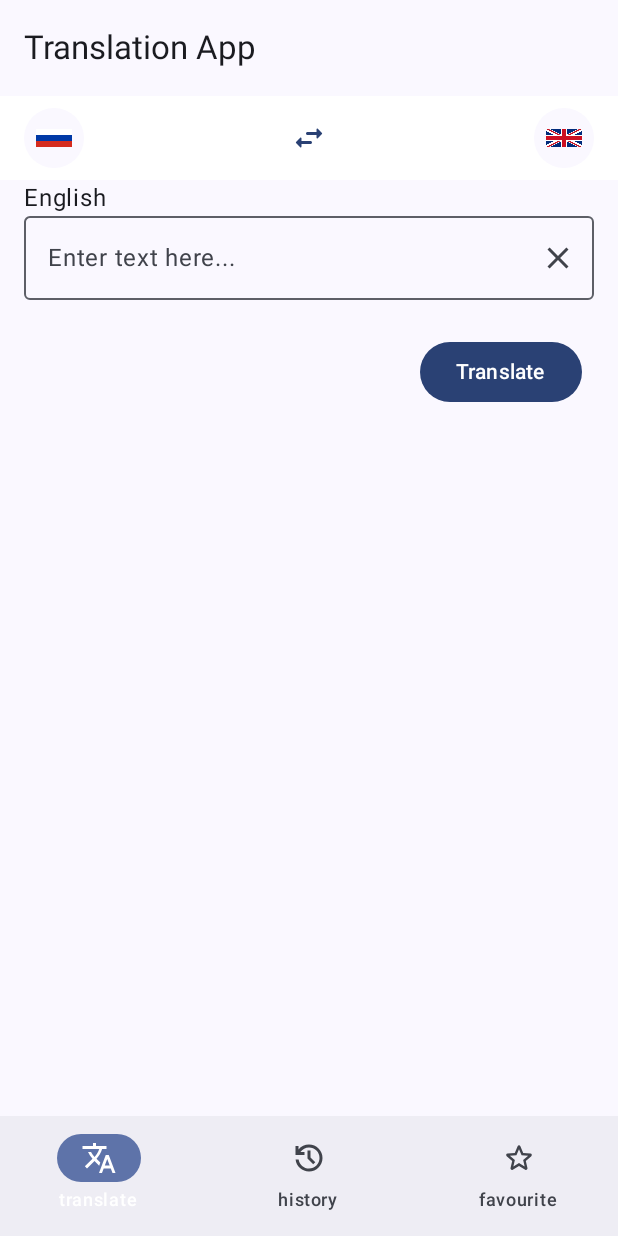
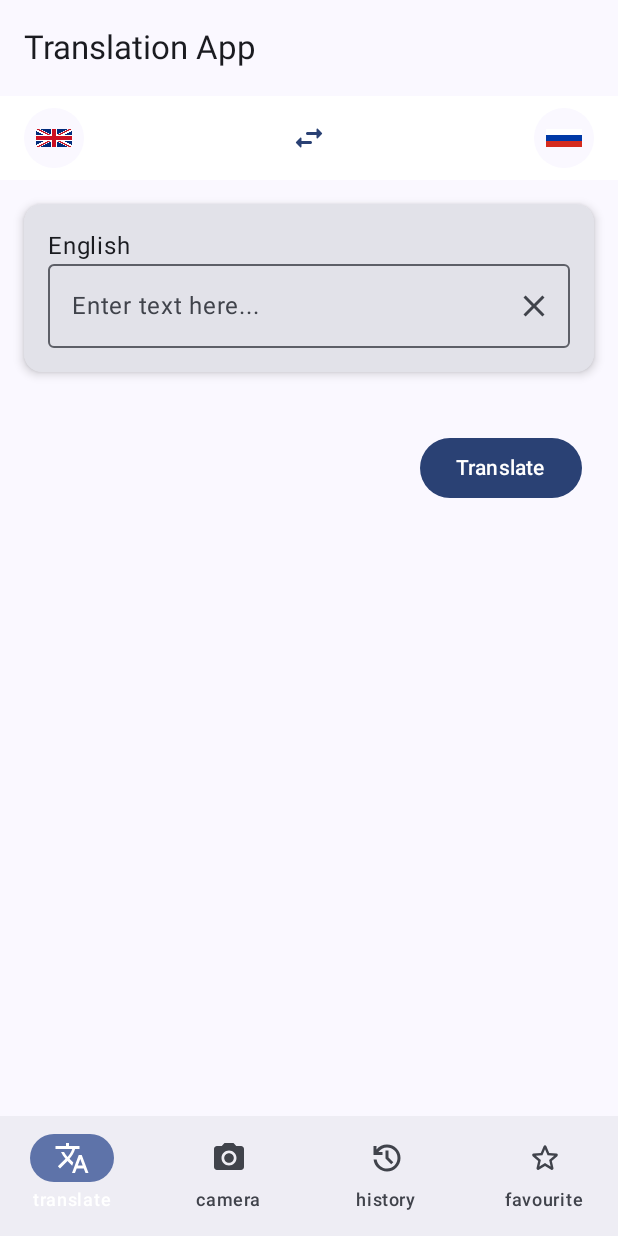
Before and after one commit to dolgofff/HseCoursesTranslator, an Android app built with Jetpack Compose: the screen it shows after launch (MainActivity), on a phone screen of 412 x 824 dp. Run offline under Robolectric (Android 15) with nearby library versions, the phone set to English and light mode, and no system bars; our stand-ins replace Dagger/Hilt's generated code, Room's generated code.

Commit message:
Final version of project with camera integration.

```diff
--- a/app/src/main/java/ru/hse/coursehse/app/MainActivity.kt
+++ b/app/src/main/java/ru/hse/coursehse/app/MainActivity.kt
@@ -1,5 +1,7 @@
 package ru.hse.coursehse.app
 
+import android.Manifest
+import android.content.pm.PackageManager
 import android.os.Bundle
 import androidx.activity.ComponentActivity
 import androidx.activity.compose.setContent
@@ -22,11 +24,14 @@ import androidx.compose.runtime.setValue
 import androidx.compose.ui.Modifier
 import androidx.compose.ui.graphics.vector.ImageVector
 import androidx.compose.ui.res.vectorResource
+import androidx.core.app.ActivityCompat
+import androidx.core.content.ContextCompat
 import androidx.navigation.NavController
 import androidx.navigation.compose.NavHost
 import androidx.navigation.compose.composable
 import androidx.navigation.compose.rememberNavController
 import dagger.hilt.android.AndroidEntryPoint
+import ru.hse.coursehse.app.screen.camera.CameraScreen
 import ru.hse.coursehse.app.screen.favourite.FavouriteScreen
 import ru.hse.coursehse.app.screen.history.HistoryScreen
 import ru.hse.coursehse.app.screen.translation.TranslationScreen
@@ -43,6 +48,20 @@ class MainActivity : ComponentActivity() {
                 MainScreen()
             }
         }
+
+        val cameraPermission = Manifest.permission.CAMERA
+        val hasPermission = ContextCompat.checkSelfPermission(
+            this,
+            cameraPermission
+        ) == PackageManager.PERMISSION_GRANTED
+
+        if (!hasPermission) {
+            ActivityCompat.requestPermissions(
+                this,
+                arrayOf(cameraPermission),
+                CAMERA_PERMISSION_REQUEST_CODE
+            )
+        }
     }
 
     @Composable
@@ -57,8 +76,7 @@ class MainActivity : ComponentActivity() {
                 navController = navController,
                 startDestination = "translate"
             ) {
-                /* composable("chat") {}
-                 composable("camera") {}*/
+                composable("camera") { CameraScreen() }
                 composable("translate") { TranslationScreen() }
                 composable("history") { HistoryScreen() }
                 composable("favourite") { FavouriteScreen() }
@@ -66,22 +84,15 @@ class MainActivity : ComponentActivity() {
         }
     }
 
-    // private val Destinations = listOf("chat", "camera", "translate", "history", "favourite")
-    private val Destinations = listOf("translate", "history", "favourite")
+    private val Destinations = listOf("translate", "camera", "history", "favourite")
 
     @Composable
     fun BottomNavigationBar(navController: NavController) {
         var selectedItem by rememberSaveable { mutableIntStateOf(0) }
 
-        /*val icons = listOf(
-            ImageVector.vectorResource(R.drawable.ic_chat),
-            ImageVector.vectorResource(R.drawable.ic_camera),
-            ImageVector.vectorResource(R.drawable.ic_translate),
-            ImageVector.vectorResource(R.drawable.ic_history),
-            ImageVector.vectorResource(R.drawable.ic_favourite)
-        )*/
         val icons = listOf(
             ImageVector.vectorResource(R.drawable.ic_translate),
+            ImageVector.vectorResource(R.drawable.ic_camera),
             ImageVector.vectorResource(R.drawable.ic_history),
             ImageVector.vectorResource(R.drawable.ic_favourite),
         )
@@ -148,4 +159,8 @@ class MainActivity : ComponentActivity() {
         @Composable
         fun navigationIndicatorColor() = MaterialTheme.colorScheme.primaryContainer
     }
+
+    companion object {
+        private const val CAMERA_PERMISSION_REQUEST_CODE = 100100
+    }
 }
--- a/app/src/main/java/ru/hse/coursehse/app/core/domain/LanguageCode.kt
+++ b/app/src/main/java/ru/hse/coursehse/app/core/domain/LanguageCode.kt
@@ -5,5 +5,5 @@ import ru.hse.coursehse.app.R
 
 enum class LanguageCode(val code: String, @DrawableRes val flagIconRes: Int, val title: String) {
     ENGLISH("en", R.drawable.ic_flag_english, "English"),
-    RUSSIAN("ru", R.drawable.ic_flag_russian, " Russian"),
+    RUSSIAN("ru", R.drawable.ic_flag_russian, "Russian"),
 }
--- a/app/src/main/java/ru/hse/coursehse/app/screen/translation/TranslationScreen.kt
+++ b/app/src/main/java/ru/hse/coursehse/app/screen/translation/TranslationScreen.kt
@@ -1,12 +1,16 @@
 package ru.hse.coursehse.app.screen.translation
 
-import android.widget.Toast
+
 import androidx.compose.foundation.layout.Column
 import androidx.compose.foundation.layout.Spacer
 import androidx.compose.foundation.layout.fillMaxSize
+import androidx.compose.foundation.layout.fillMaxWidth
 import androidx.compose.foundation.layout.height
 import androidx.compose.foundation.layout.padding
+import androidx.compose.material3.Card
+import androidx.compose.material3.CardDefaults
 import androidx.compose.material3.ExperimentalMaterial3Api
+import androidx.compose.material3.Scaffold
 import androidx.compose.material3.Text
 import androidx.compose.material3.TopAppBar
 import androidx.compose.runtime.Composable
@@ -28,12 +32,18 @@ fun TranslationScreen(
 ) {
     val uiState = viewModel.uiState.collectAsState()
 
+    Scaffold(
+        topBar = {
+            TopAppBar(
+                title = { Text("Translation App") }
+            )
+        }
+    ) { paddingValues ->
         Column(
             modifier = Modifier
                 .fillMaxSize()
+                .padding(paddingValues)
         ) {
-        TopAppBar(title = { Text("Translation App") })
-
             LanguageSelector(
                 sourceLanguage = uiState.value.sourceLang,
                 targetLanguage = uiState.value.targetLang,
@@ -41,13 +51,20 @@ fun TranslationScreen(
                 onSelectSourceLanguage = { viewModel.selectSourceLanguage(it) },
                 onSelectTargetLanguage = { viewModel.selectTargetLanguage(it) }
             )
+            Card(
+                modifier = Modifier
+                    .padding(16.dp)
+                    .fillMaxWidth(),
+                elevation = CardDefaults.cardElevation(defaultElevation = 4.dp)
+            ) {
                 TextInput(
                     language = uiState.value.sourceLang.title,
                     text = uiState.value.inputText,
                     onTextChange = { viewModel.updateInputText(it) },
                     onClearText = { viewModel.clearInputText() },
-            modifier = Modifier.padding(horizontal = 16.dp)
+                    modifier = Modifier.padding(16.dp)
                 )
+            }
 
             Spacer(modifier = Modifier.height(16.dp))
 
@@ -57,9 +74,15 @@ fun TranslationScreen(
             )
 
             uiState.value.translatedText?.let {
+                Card(
+                    modifier = Modifier
+                        .padding(16.dp)
+                        .fillMaxWidth(),
+                    elevation = CardDefaults.cardElevation(defaultElevation = 4.dp)
+                ) {
                     TranslationResult(
                         result = it,
-                modifier = Modifier.padding(horizontal = 16.dp),
+                        modifier = Modifier.padding(16.dp),
                         addToFavourite = {
                             viewModel.addToFavorite()
                         }
@@ -67,3 +90,5 @@ fun TranslationScreen(
                 }
             }
         }
+    }
+}
--- a/app/src/main/java/ru/hse/coursehse/app/ui/Components.kt
+++ b/app/src/main/java/ru/hse/coursehse/app/ui/Components.kt
@@ -114,7 +114,7 @@ fun LanguageSelector(
         horizontalArrangement = Arrangement.SpaceBetween
     ) {
         FlagIcon(
-            iconRes = targetLanguage.flagIconRes,
+            iconRes = sourceLanguage.flagIconRes,
             onClick = {
                 isLeftIconSelected = true
                 showLanguageDialog = true
@@ -132,7 +132,7 @@ fun LanguageSelector(
         )
 
         FlagIcon(
-            iconRes = sourceLanguage.flagIconRes,
+            iconRes = targetLanguage.flagIconRes,
             onClick = {
                 isLeftIconSelected = false
                 showLanguageDialog = true
@@ -174,7 +174,6 @@ fun FlagIcon(iconRes: Int, onClick: () -> Unit) {
     }
 }
 
-@OptIn(ExperimentalMaterial3Api::class)
 @Composable
 fun LanguageSelectionDialog(
     languages: List<LanguageCode>,
```
Also changed, not shown: app/build.gradle.kts (+7 -0 lines), app/src/main/AndroidManifest.xml (+7 -2 lines), app/src/main/java/ru/hse/coursehse/app/core/di/MLModule.kt (added, +19 -0 lines), app/src/main/java/ru/hse/coursehse/app/core/domain/camera/GetTextFromImageUseCase.kt (added, +10 -0 lines), app/src/main/java/ru/hse/coursehse/app/screen/camera/CameraScreen.kt (added, +169 -0 lines), app/src/main/java/ru/hse/coursehse/app/screen/camera/CameraViewModel.kt (added, +18 -0 lines), app/src/main/java/ru/hse/coursehse/app/screen/favourite/FavouriteScreen.kt (+64 -14 lines), app/src/main/java/ru/hse/coursehse/app/screen/history/HistoryScreen.kt (+49 -6 lines), gradle/libs.versions.toml (+13 -0 lines). Lines whose indentation alone changed are shown as unchanged.
